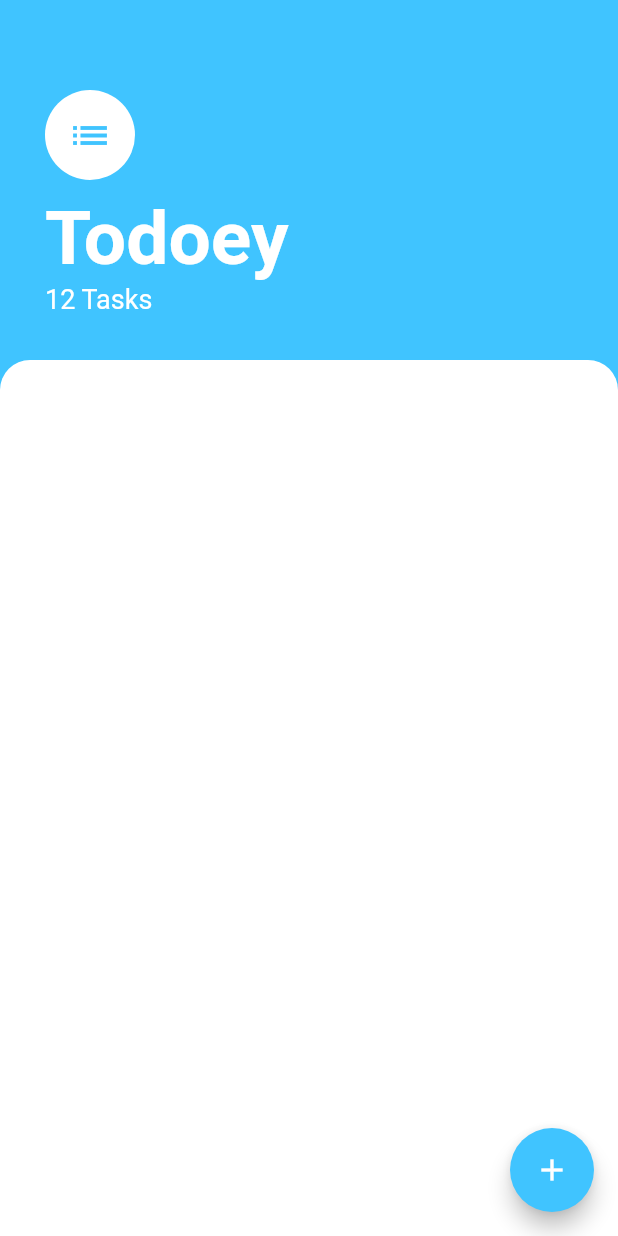
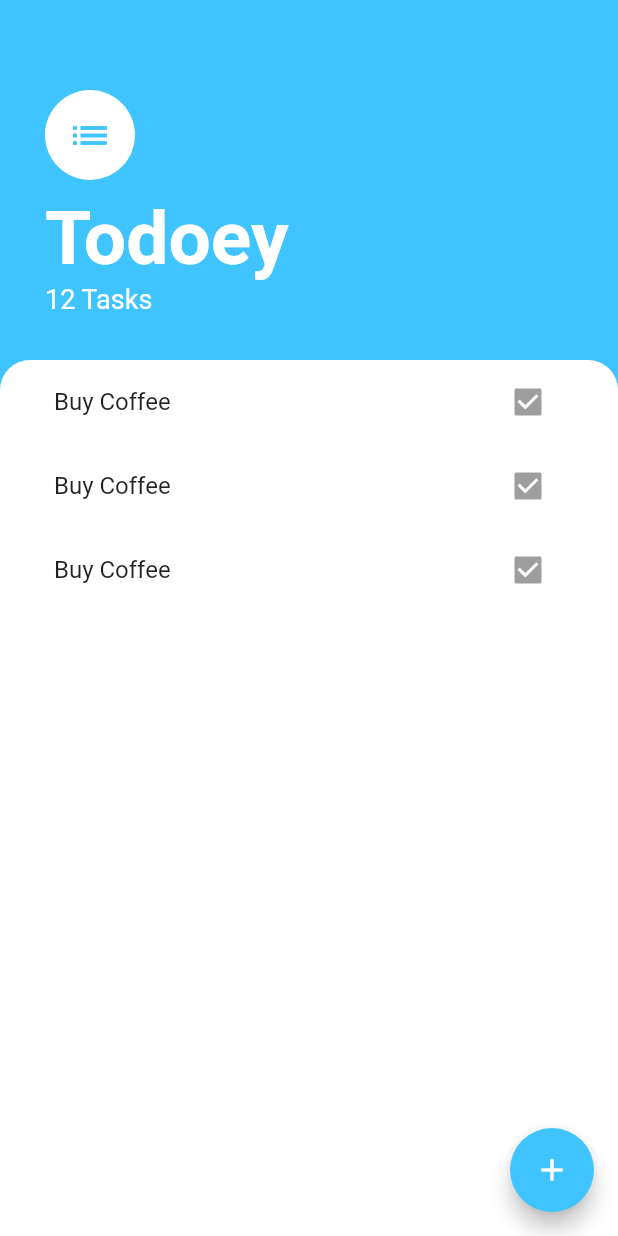
Before and after one commit to triartainyoman/todoey-complete, a Flutter app: the screen it shows after launch, on a phone screen of 412 x 824 dp. Run offline on Flutter 3.47's test engine with Material 2 defaults, Android fonts, the phone set to English and light mode, and no system bars.

Commit message:
The ListView Challenge

```diff
--- a/lib/screens/tasks_screen.dart
+++ b/lib/screens/tasks_screen.dart
@@ -1,4 +1,5 @@
 import 'package:flutter/material.dart';
+import 'package:todoey_flutter_complete/widgets/tasks_list.dart';
 
 class TasksScreen extends StatelessWidget {
   @override
@@ -8,7 +9,9 @@ class TasksScreen extends StatelessWidget {
       floatingActionButton: FloatingActionButton(
         backgroundColor: Colors.lightBlueAccent,
         child: Icon(Icons.add),
-        onPressed: () {},
+        onPressed: () {
+          // OnPressed
+        },
       ),
       body: Column(
         crossAxisAlignment: CrossAxisAlignment.start,
@@ -49,6 +52,7 @@ class TasksScreen extends StatelessWidget {
           ),
           Expanded(
             child: Container(
+              padding: EdgeInsets.symmetric(horizontal: 20.0),
               decoration: BoxDecoration(
                 color: Colors.white,
                 borderRadius: BorderRadius.only(
@@ -56,6 +60,7 @@ class TasksScreen extends StatelessWidget {
                   topRight: Radius.circular(20.0),
                 ),
               ),
+              child: TasksList(),
             ),
           ),
         ],
--- /dev/null
+++ b/lib/widgets/task_tile.dart
@@ -0,0 +1,11 @@
+import 'package:flutter/material.dart';
+
+class TaskTile extends StatelessWidget {
+  @override
+  Widget build(BuildContext context) {
+    return ListTile(
+      title: Text("Buy Coffee"),
+      trailing: Checkbox(value: true),
+    );
+  }
+}
--- /dev/null
+++ b/lib/widgets/tasks_list.dart
@@ -0,0 +1,15 @@
+import 'package:flutter/material.dart';
+import 'package:todoey_flutter_complete/widgets/task_tile.dart';
+
+class TasksList extends StatelessWidget {
+  @override
+  Widget build(BuildContext context) {
+    return ListView(
+      children: [
+        TaskTile(),
+        TaskTile(),
+        TaskTile(),
+      ],
+    );
+  }
+}
```
